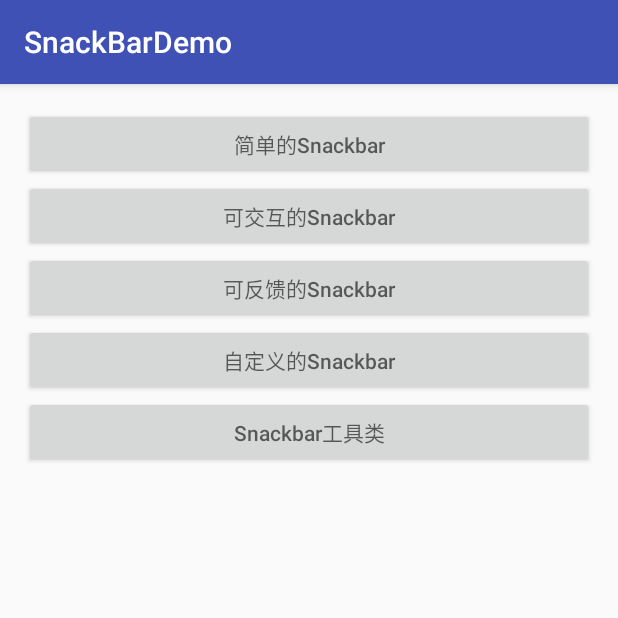
After one commit to 494778200pepe/SnackBarDemo, an Android app: the DemoSnackBarAct screen opened directly, with no data from a screen before it, on a phone screen of 412 x 824 dp, the top half of it. The commit adds this screen. Run offline under Robolectric (Android 15) with nearby library versions, the phone set to English and light mode, and no system bars.

Commit message:
添加了一个demo

```diff
--- a/app/src/main/AndroidManifest.xml
+++ b/app/src/main/AndroidManifest.xml
@@ -17,6 +17,7 @@
         </activity>
         <activity android:name=".TopSnackBarAct"/>
         <activity android:name=".ColoredSnackBarAct"/>
+        <activity android:name=".DemoSnackBarAct"/>
     </application>
 
 </manifest>
--- /dev/null
+++ b/app/src/main/res/drawable/background.xml
@@ -0,0 +1,7 @@
+<?xml version="1.0" encoding="utf-8"?>
+<shape xmlns:android="http://schemas.android.com/apk/res/android"
+    android:shape="rectangle">
+    <corners android:radius="12dp" />
+    <solid android:color="#ffff00"/>
+
+</shape>
--- /dev/null
+++ b/app/src/main/res/layout/act_demo_snackbar.xml
@@ -0,0 +1,42 @@
+<?xml version="1.0" encoding="utf-8"?>
+<LinearLayout xmlns:android="http://schemas.android.com/apk/res/android"
+    xmlns:tools="http://schemas.android.com/tools"
+    android:layout_width="match_parent"
+    android:layout_height="match_parent"
+    android:orientation="vertical"
+    android:paddingBottom="@dimen/activity_vertical_margin"
+    android:paddingLeft="@dimen/activity_horizontal_margin"
+    android:paddingRight="@dimen/activity_horizontal_margin"
+    android:paddingTop="@dimen/activity_vertical_margin"
+    >
+
+    <Button
+        android:id="@+id/btn_simple"
+        android:layout_width="match_parent"
+        android:layout_height="wrap_content"
+        android:hint="简单的Snackbar" />
+
+    <Button
+        android:id="@+id/btn_interactive"
+        android:layout_width="match_parent"
+        android:layout_height="wrap_content"
+        android:hint="可交互的Snackbar" />
+
+    <Button
+        android:id="@+id/btn_feedback"
+        android:layout_width="match_parent"
+        android:layout_height="wrap_content"
+        android:hint="可反馈的Snackbar" />
+
+    <Button
+        android:id="@+id/btn_custom"
+        android:layout_width="match_parent"
+        android:layout_height="wrap_content"
+        android:hint="自定义的Snackbar" />
+
+    <Button
+        android:id="@+id/btn_util"
+        android:layout_width="match_parent"
+        android:layout_height="wrap_content"
+        android:hint="Snackbar工具类" />
+</LinearLayout>
```
Also changed, not shown: app/src/main/java/com/zitech/snackbardemo/DemoSnackBarAct.java (added, +302 -0 lines), app/src/main/java/com/zitech/snackbardemo/MainActivity.java (+6 -1 lines), app/src/main/java/com/zitech/snackbardemo/SnackbarUtil.java (added, +253 -0 lines), app/src/main/res/layout/activity_main.xml (+8 -2 lines).
